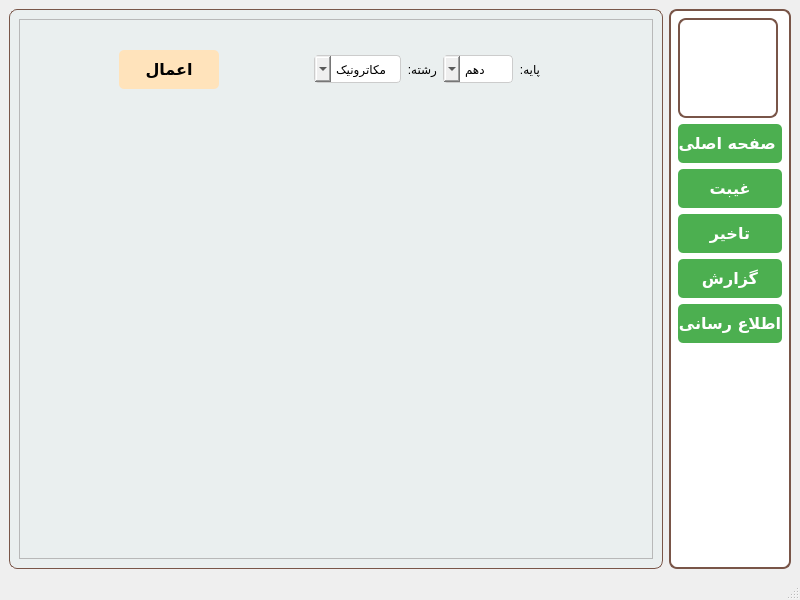
Qt form front_end/ui/dashboard.ui (afsharifar-reza/Attendance_app) before a commit.
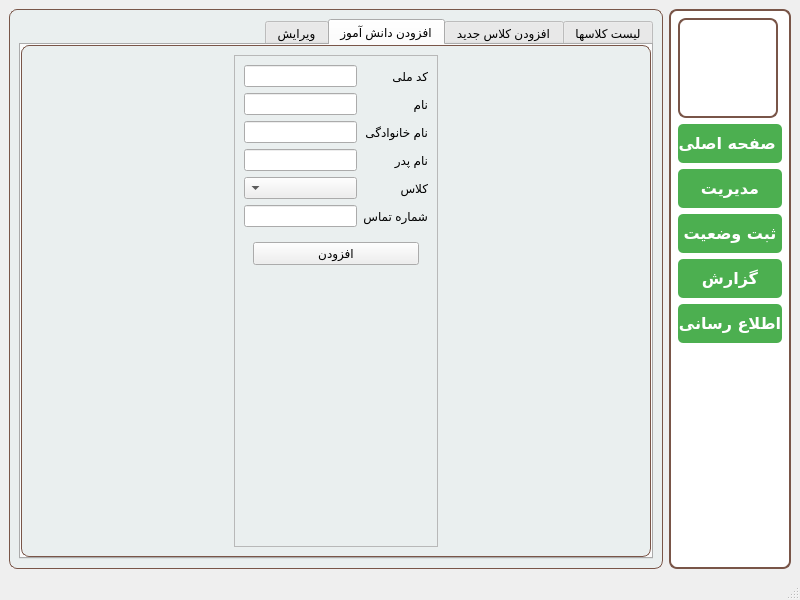
The same form after that commit. The open tabs and pages were chosen to show the change. Icons and pictures are not drawn.

Commit message: create dashboard file for showing and adding calsses

The edit to the form file:
```diff
--- a/front_end/ui/dashboard.ui
+++ b/front_end/ui/dashboard.ui
@@ -391,59 +391,271 @@
       <widget class="QWidget" name="absence_page">
        <layout class="QHBoxLayout" name="horizontalLayout_8">
         <item>
-         <widget class="QFrame" name="frame_2">
-          <property name="frameShape">
-           <enum>QFrame::StyledPanel</enum>
+         <widget class="QTabWidget" name="mange_tab">
+          <property name="layoutDirection">
+           <enum>Qt::RightToLeft</enum>
           </property>
-          <property name="frameShadow">
-           <enum>QFrame::Raised</enum>
+          <property name="currentIndex">
+           <number>1</number>
           </property>
-          <widget class="QWidget" name="widget_7" native="true">
-           <property name="geometry">
-            <rect>
-             <x>100</x>
-             <y>20</y>
-             <width>421</width>
-             <height>61</height>
-            </rect>
-           </property>
-           <layout class="QHBoxLayout" name="horizontalLayout_7">
+          <widget class="QWidget" name="tab_4">
+           <attribute name="title">
+            <string>لیست کلاسها</string>
+           </attribute>
+           <layout class="QHBoxLayout" name="horizontalLayout_9">
             <item>
-             <widget class="QPushButton" name="pushButton_6">
-              <property name="minimumSize">
+             <spacer name="horizontalSpacer_5">
+              <property name="orientation">
+               <enum>Qt::Horizontal</enum>
+              </property>
+              <property name="sizeHint" stdset="0">
                <size>
-                <width>100</width>
-                <height>0</height>
+                <width>168</width>
+                <height>20</height>
                </size>
               </property>
-              <property name="font">
-               <font>
-                <family>B Mitra</family>
-                <pointsize>-1</pointsize>
-                <weight>75</weight>
-                <bold>true</bold>
-               </font>
+             </spacer>
+            </item>
+            <item>
+             <widget class="QTableWidget" name="class_tableWidget">
+              <column>
+               <property name="text">
+                <string>grade</string>
+               </property>
+              </column>
+              <column>
+               <property name="text">
+                <string>field</string>
+               </property>
+              </column>
+              <column>
+               <property name="text">
+                <string>class_nam</string>
+               </property>
+              </column>
+             </widget>
+            </item>
+            <item>
+             <spacer name="horizontalSpacer_6">
+              <property name="orientation">
+               <enum>Qt::Horizontal</enum>
               </property>
-              <property name="styleSheet">
-               <string notr="true">QPushButton{
-background-color:#FFE3BB;
-color:#000;
-font-size:16px;
-border:none;
-border-radius:5px;
-padding:10 px;
-}
-
-QPushButton:hover {
-  background-color: #F68537; /* سبز تیره‌تر هنگام hover */
-  color: #000;
-  transform: translateY(-2px); /* حرکت جزئی به بالا */
-  box-shadow: 0 6px 8px rgba(0, 0, 0, 0.15);
-}</string>
+              <property name="sizeHint" stdset="0">
+               <size>
+                <width>168</width>
+                <height>20</height>
+               </size>
               </property>
-              <property name="text">
-               <string>اعمال</string>
+             </spacer>
+            </item>
+           </layout>
+          </widget>
+          <widget class="QWidget" name="tab">
+           <attribute name="title">
+            <string>افزودن کلاس جدید</string>
+           </attribute>
+           <widget class="QWidget" name="widget_7" native="true">
+            <property name="geometry">
+             <rect>
+              <x>50</x>
+              <y>50</y>
+              <width>541</width>
+              <height>71</height>
+             </rect>
+            </property>
+            <layout class="QHBoxLayout" name="horizontalLayout_7">
+             <item>
+              <widget class="QLabel" name="label_11">
+               <property name="text">
+                <string>پایه :</string>
+               </property>
+              </widget>
+             </item>
+             <item>
+              <widget class="QComboBox" name="Grade_comboBox">
+               <item>
+                <property name="text">
+                 <string>دهم </string>
+                </property>
+               </item>
+               <item>
+                <property name="text">
+                 <string>یازدهم</string>
+                </property>
+               </item>
+               <item>
+                <property name="text">
+                 <string>دوازدهم</string>
+                </property>
+               </item>
+              </widget>
+             </item>
+             <item>
+              <widget class="QLabel" name="label">
+               <property name="text">
+                <string>رشته:</string>
+               </property>
+              </widget>
+             </item>
+             <item>
+              <widget class="QComboBox" name="Field_comboBox">
+               <item>
+                <property name="text">
+                 <string>ماشین  ابزار </string>
+                </property>
+               </item>
+               <item>
+                <property name="text">
+                 <string>ساختمان</string>
+                </property>
+               </item>
+               <item>
+                <property name="text">
+                 <string>مکانیک</string>
+                </property>
+               </item>
+               <item>
+                <property name="text">
+                 <string>مکاترونیک</string>
+                </property>
+               </item>
+              </widget>
+             </item>
+             <item>
+              <widget class="QPushButton" name="sub_btn">
+               <property name="text">
+                <string>ثبت</string>
+               </property>
+              </widget>
+             </item>
+            </layout>
+           </widget>
+          </widget>
+          <widget class="QWidget" name="tab_2">
+           <attribute name="title">
+            <string>افزودن دانش آموز</string>
+           </attribute>
+           <layout class="QHBoxLayout" name="horizontalLayout_11">
+            <item>
+             <spacer name="horizontalSpacer_4">
+              <property name="orientation">
+               <enum>Qt::Horizontal</enum>
               </property>
+              <property name="sizeHint" stdset="0">
+               <size>
+                <width>40</width>
+                <height>20</height>
+               </size>
+              </property>
+             </spacer>
+            </item>
+            <item>
+             <widget class="QFrame" name="frame_2">
+              <property name="frameShape">
+               <enum>QFrame::StyledPanel</enum>
+              </property>
+              <property name="frameShadow">
+               <enum>QFrame::Raised</enum>
+              </property>
+              <layout class="QVBoxLayout" name="verticalLayout_4">
+               <item>
+                <layout class="QFormLayout" name="formLayout">
+                 <item row="0" column="0">
+                  <widget class="QLabel" name="label_12">
+                   <property name="text">
+                    <string>کد ملی</string>
+                   </property>
+                  </widget>
+                 </item>
+                 <item row="1" column="0">
+                  <widget class="QLabel" name="label_13">
+                   <property name="text">
+                    <string>نام</string>
+                   </property>
+                  </widget>
+                 </item>
+                 <item row="2" column="0">
+                  <widget class="QLabel" name="label_14">
+                   <property name="text">
+                    <string>نام خانوادگی</string>
+                   </property>
+                  </widget>
+                 </item>
+                 <item row="3" column="0">
+                  <widget class="QLabel" name="label_15">
+                   <property name="text">
+                    <string>نام پدر</string>
+                   </property>
+                  </widget>
+                 </item>
+                 <item row="4" column="0">
+                  <widget class="QLabel" name="label_16">
+                   <property name="text">
+                    <string>کلاس</string>
+                   </property>
+                  </widget>
+                 </item>
+                 <item row="5" column="0">
+                  <widget class="QLabel" name="label_17">
+                   <property name="text">
+                    <string>شماره تماس</string>
+                   </property>
+                  </widget>
+                 </item>
+                 <item row="1" column="1">
+                  <widget class="QLineEdit" name="lineEdit_2"/>
+                 </item>
+                 <item row="2" column="1">
+                  <widget class="QLineEdit" name="lineEdit_3"/>
+                 </item>
+                 <item row="3" column="1">
+                  <widget class="QLineEdit" name="lineEdit_4"/>
+                 </item>
+                 <item row="4" column="1">
+                  <widget class="QComboBox" name="comboBox"/>
+                 </item>
+                 <item row="5" column="1">
+                  <widget class="QLineEdit" name="lineEdit_5"/>
+                 </item>
+                 <item row="0" column="1">
+                  <widget class="QLineEdit" name="lineEdit">
+                   <property name="inputMask">
+                    <string/>
+                   </property>
+                   <property name="maxLength">
+                    <number>32765</number>
+                   </property>
+                  </widget>
+                 </item>
+                </layout>
+               </item>
+               <item>
+                <widget class="QWidget" name="widget_8" native="true">
+                 <layout class="QHBoxLayout" name="horizontalLayout_10">
+                  <item>
+                   <widget class="QPushButton" name="pushButton">
+                    <property name="text">
+                     <string>افزودن</string>
+                    </property>
+                   </widget>
+                  </item>
+                 </layout>
+                </widget>
+               </item>
+               <item>
+                <spacer name="verticalSpacer_2">
+                 <property name="orientation">
+                  <enum>Qt::Vertical</enum>
+                 </property>
+                 <property name="sizeHint" stdset="0">
+                  <size>
+                   <width>20</width>
+                   <height>40</height>
+                  </size>
+                 </property>
+                </spacer>
+               </item>
+              </layout>
              </widget>
             </item>
             <item>
@@ -459,94 +671,13 @@
               </property>
              </spacer>
             </item>
-            <item>
-             <widget class="QComboBox" name="comboBox_2">
-              <property name="layoutDirection">
-               <enum>Qt::RightToLeft</enum>
-              </property>
-              <property name="styleSheet">
-               <string notr="true">QComboBox {
-    padding: 5px;
-    border: 1px solid #ccc;
-    border-radius: 4px;
-}
-QTabWidget::pane {
-    border: 1px solid #ddd;
-}</string>
-              </property>
-              <property name="editable">
-               <bool>false</bool>
-              </property>
-              <item>
-               <property name="text">
-                <string>مکاترونیک</string>
-               </property>
-              </item>
-              <item>
-               <property name="text">
-                <string>ماشین ابزار</string>
-               </property>
-              </item>
-              <item>
-               <property name="text">
-                <string>مکانیک</string>
-               </property>
-              </item>
-              <item>
-               <property name="text">
-                <string>ساختمان</string>
-               </property>
-              </item>
-             </widget>
-            </item>
-            <item>
-             <widget class="QLabel" name="label_12">
-              <property name="text">
-               <string>رشته:</string>
-              </property>
-             </widget>
-            </item>
-            <item>
-             <widget class="QComboBox" name="comboBox">
-              <property name="layoutDirection">
-               <enum>Qt::RightToLeft</enum>
-              </property>
-              <property name="styleSheet">
-               <string notr="true">QComboBox {
-    padding: 5px;
-    border: 1px solid #ccc;
-    border-radius: 4px;
-}
-QTabWidget::pane {
-    border: 1px solid #ddd;
-}</string>
-              </property>
-              <item>
-               <property name="text">
-                <string>دهم</string>
-               </property>
-              </item>
-              <item>
-               <property name="text">
-                <string>یازدهم</string>
-               </property>
-              </item>
-              <item>
-               <property name="text">
-                <string>دوازدهم</string>
-               </property>
-              </item>
-             </widget>
-            </item>
-            <item>
-             <widget class="QLabel" name="label_11">
-              <property name="text">
-               <string>پایه:</string>
-              </property>
-             </widget>
-            </item>
            </layout>
           </widget>
+          <widget class="QWidget" name="tab_3">
+           <attribute name="title">
+            <string>ویرایش</string>
+           </attribute>
+          </widget>
          </widget>
         </item>
        </layout>
@@ -605,7 +736,7 @@
         </widget>
        </item>
        <item>
-        <widget class="QPushButton" name="pushButton">
+        <widget class="QPushButton" name="main_btn">
          <property name="font">
           <font>
            <family>B Mitra</family>
@@ -668,7 +799,7 @@
 </string>
          </property>
          <property name="text">
-          <string>غیبت</string>
+          <string>مدیریت</string>
          </property>
         </widget>
        </item>
@@ -702,7 +833,7 @@
 </string>
          </property>
          <property name="text">
-          <string>تاخیر</string>
+          <string>ثبت وضعیت</string>
          </property>
         </widget>
        </item>
```
Left out of the diff: 12 changed lines with no effect on the pictures. The commit also changes 13 other files.
